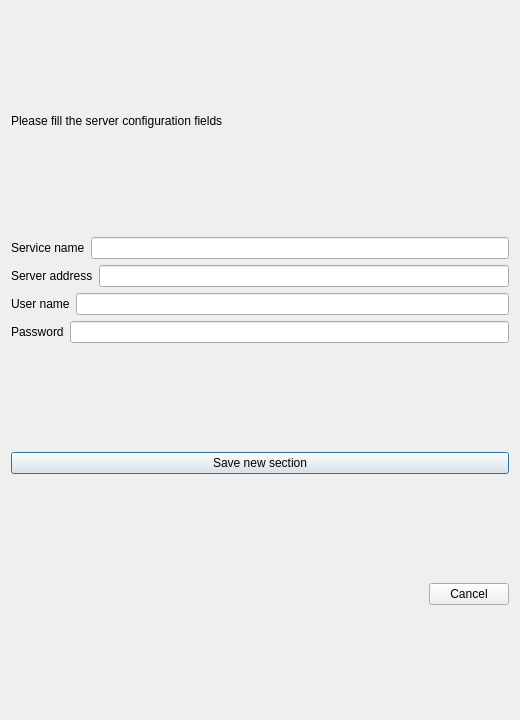
Above: mapbender_plugin/dialogs/ui/add_server_section_dialog.ui from WhereGroup/QGIS2Mapbender before the change. Below: the same form after it.
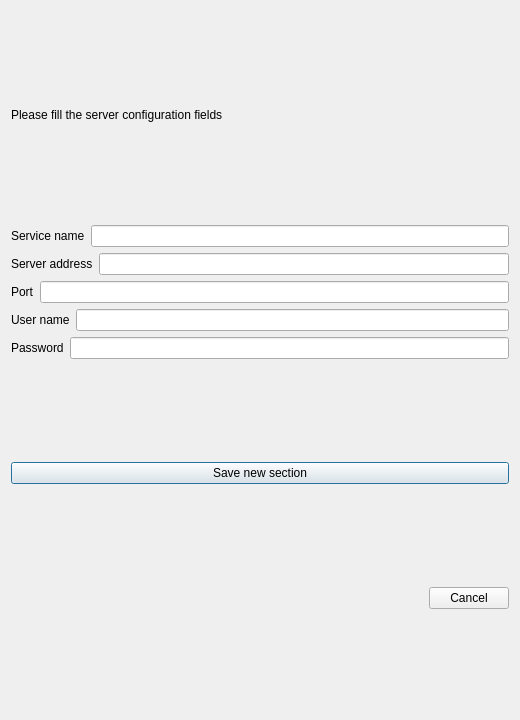
That is the form after the change.

Commit message: clean code, add port to server config (incl. dialogs), add test for mapbender console

```diff
--- a/mapbender_plugin/dialogs/ui/add_server_section_dialog.ui
+++ b/mapbender_plugin/dialogs/ui/add_server_section_dialog.ui
@@ -57,6 +57,20 @@
        </item>
       </layout>
      </item>
+     <item>
+      <layout class="QHBoxLayout" name="horizontalLayout_2">
+       <item>
+        <widget class="QLabel" name="newServerPortLabel">
+         <property name="text">
+          <string>Port</string>
+         </property>
+        </widget>
+       </item>
+       <item>
+        <widget class="QLineEdit" name="newServerPortLineEdit"/>
+       </item>
+      </layout>
+     </item>
      <item>
       <layout class="QHBoxLayout" name="horizontalLayout">
        <item>
```
The commit also changes 6 other files.
